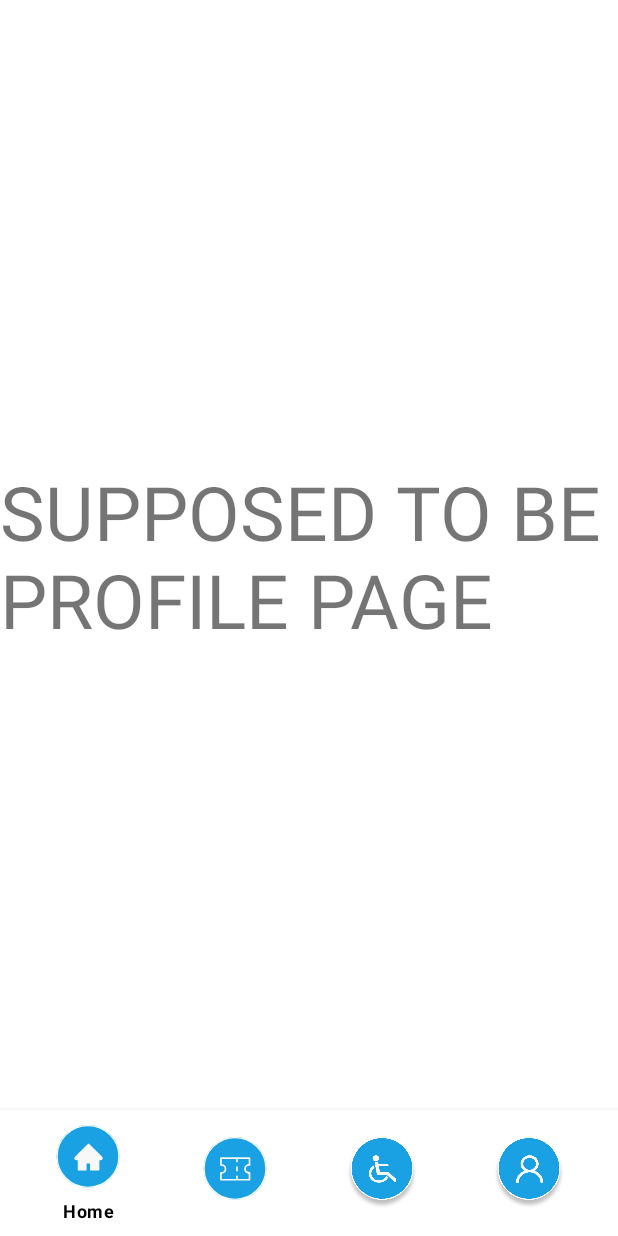
After one commit to Rezazu/stela_skripsi, an Android app: the fragment Profile placed in its activity, on a phone screen of 412 x 824 dp. The commit adds this screen. Run offline under Robolectric (Android 15) with nearby library versions, the phone set to English and light mode, and no system bars.

Commit message:
created menu for Bottom Navigation View

```diff
--- a/app/build.gradle
+++ b/app/build.gradle
@@ -44,5 +44,6 @@ dependencies {
     implementation 'com.squareup.retrofit2:converter-gson:2.6.2'
     implementation 'androidx.recyclerview:recyclerview:1.1.0'
     implementation 'androidx.cardview:cardview:1.0.0'
+    implementation 'com.google.android.material:material:1.2.0-alpha04'
     apply plugin: 'kotlin-android-extensions'
 }
--- a/app/src/main/AndroidManifest.xml
+++ b/app/src/main/AndroidManifest.xml
@@ -4,9 +4,9 @@
 
     <application
         android:allowBackup="true"
-        android:icon="@mipmap/ic_launcher"
+        android:icon="@drawable/logo"
         android:label="@string/app_name"
-        android:roundIcon="@mipmap/ic_launcher_round"
+        android:roundIcon="@drawable/logo"
         android:supportsRtl="true"
         android:theme="@style/Theme.Stelaandroid">
         <activity
--- a/app/src/main/java/com/example/stela_android/Homepage.kt
+++ b/app/src/main/java/com/example/stela_android/Homepage.kt
@@ -2,10 +2,34 @@ package com.example.stela_android
 
 import androidx.appcompat.app.AppCompatActivity
 import android.os.Bundle
+import androidx.fragment.app.Fragment
+import com.google.android.material.bottomnavigation.BottomNavigationView
+import kotlinx.android.synthetic.main.activity_homepage.*
 
 class Homepage : AppCompatActivity() {
     override fun onCreate(savedInstanceState: Bundle?) {
         super.onCreate(savedInstanceState)
         setContentView(R.layout.activity_homepage)
+
+        val bottomnav = findViewById<BottomNavigationView>(R.id.bottomNavigationView)
+        bottomnav.itemIconTintList = null
+
+        val profile = Profile()
+
+        bottomNavigationView.setOnItemReselectedListener {
+            when(it.itemId){
+                R.id.btn_profile -> setCurrentFragment(profile)
+            }
+            true
+        }
     }
+
+
+    fun setCurrentFragment(fragment: Fragment) {
+        supportFragmentManager.beginTransaction().apply {
+            replace(R.id.flFragment, fragment)
+            commit()
+        }
+    }
+
 }
--- /dev/null
+++ b/app/src/main/java/com/example/stela_android/Profile.kt
@@ -0,0 +1,6 @@
+package com.example.stela_android
+
+import androidx.fragment.app.Fragment
+
+class Profile : Fragment(R.layout.activity_profile){
+}
--- /dev/null
+++ b/app/src/main/res/drawable/ic_home_64.xml
@@ -0,0 +1,8 @@
+<vector android:height="64dp" android:viewportHeight="63"
+    android:viewportWidth="63" android:width="64dp" xmlns:android="http://schemas.android.com/apk/res/android">
+    <path android:fillColor="#1AA1E3" android:pathData="M31.5,0L31.5,0A27.5,27.5 0,0 1,59 27.5L59,27.5A27.5,27.5 0,0 1,31.5 55L31.5,55A27.5,27.5 0,0 1,4 27.5L4,27.5A27.5,27.5 0,0 1,31.5 0z"/>
+    <path android:fillColor="#00000000"
+        android:pathData="M31.5,0.5L31.5,0.5A27,27 0,0 1,58.5 27.5L58.5,27.5A27,27 0,0 1,31.5 54.5L31.5,54.5A27,27 0,0 1,4.5 27.5L4.5,27.5A27,27 0,0 1,31.5 0.5z"
+        android:strokeColor="#ffffff" android:strokeWidth="1"/>
+    <path android:fillColor="#F8F8F8" android:pathData="M43.8808,27.8086L32.6179,16.5539C32.5368,16.4727 32.4405,16.4082 32.3344,16.3642C32.2284,16.3202 32.1147,16.2976 31.9999,16.2976C31.8851,16.2976 31.7714,16.3202 31.6654,16.3642C31.5594,16.4082 31.463,16.4727 31.3819,16.5539L20.119,27.8086C19.7909,28.1367 19.605,28.5824 19.605,29.0473C19.605,30.0125 20.3897,30.7973 21.355,30.7973H22.5417V38.8282C22.5417,39.3121 22.9327,39.7032 23.4167,39.7032H30.2499V33.5782H33.3124V39.7032H40.5831C41.0671,39.7032 41.4581,39.3121 41.4581,38.8282V30.7973H42.6448C43.1097,30.7973 43.5554,30.6141 43.8835,30.2832C44.5644,29.5996 44.5644,28.4922 43.8808,27.8086Z"/>
+</vector>
--- /dev/null
+++ b/app/src/main/res/drawable/ic_ticket_64.xml
@@ -0,0 +1,11 @@
+<vector android:height="64dp" android:viewportHeight="63"
+    android:viewportWidth="63" android:width="64dp" xmlns:android="http://schemas.android.com/apk/res/android">
+    <path android:fillColor="#1AA1E3" android:pathData="M31.5,0L31.5,0A27.5,27.5 0,0 1,59 27.5L59,27.5A27.5,27.5 0,0 1,31.5 55L31.5,55A27.5,27.5 0,0 1,4 27.5L4,27.5A27.5,27.5 0,0 1,31.5 0z"/>
+    <path android:fillColor="#00000000"
+        android:pathData="M31.5,0.5L31.5,0.5A27,27 0,0 1,58.5 27.5L58.5,27.5A27,27 0,0 1,31.5 54.5L31.5,54.5A27,27 0,0 1,4.5 27.5L4.5,27.5A27,27 0,0 1,31.5 0.5z"
+        android:strokeColor="#ffffff" android:strokeWidth="1"/>
+    <path android:fillColor="#00000000"
+        android:pathData="M33.2002,34.4V37.4M33.2002,18.4V21.4M33.2002,26.4V29.4M19.2002,18.4H44.2002V24.4C44.2002,24.4 40.2002,24.4 40.2002,27.9C40.2002,31.4 44.2002,31.4 44.2002,31.4V37.4H19.2002V31.4C19.2002,31.4 23.2002,31.4 23.2002,27.9C23.2002,24.4 19.2002,24.4 19.2002,24.4V18.4Z"
+        android:strokeColor="#F8F8F8" android:strokeLineCap="round"
+        android:strokeLineJoin="round" android:strokeWidth="1.5"/>
+</vector>
--- /dev/null
+++ b/app/src/main/res/layout/activity_profile.xml
@@ -0,0 +1,19 @@
+<?xml version="1.0" encoding="utf-8"?>
+<androidx.constraintlayout.widget.ConstraintLayout xmlns:android="http://schemas.android.com/apk/res/android"
+    xmlns:app="http://schemas.android.com/apk/res-auto"
+    xmlns:tools="http://schemas.android.com/tools"
+    android:layout_width="match_parent"
+    android:layout_height="match_parent"
+    tools:context=".Homepage">
+
+    <TextView
+        android:id="@+id/textView"
+        android:layout_width="wrap_content"
+        android:layout_height="wrap_content"
+        android:text="SUPPOSED TO BE PROFILE PAGE"
+        app:layout_constraintBottom_toBottomOf="parent"
+        app:layout_constraintEnd_toEndOf="parent"
+        app:layout_constraintStart_toStartOf="parent"
+        app:layout_constraintTop_toTopOf="parent"
+        android:textSize="50sp"/>
+</androidx.constraintlayout.widget.ConstraintLayout>
--- /dev/null
+++ b/app/src/main/res/menu/bottom_nav_menu.xml
@@ -0,0 +1,29 @@
+<?xml version="1.0" encoding="utf-8"?>
+<menu xmlns:android="http://schemas.android.com/apk/res/android"
+    xmlns:bottommenu="http://schemas.android.com/apk/res-auto"
+    android:background="@color/white">
+    <item
+        android:id="@+id/btn_home"
+        android:title="Home"
+        android:icon="@drawable/ic_home_64"
+        android:width="50dp"
+        android:height="50dp"
+        />
+    <item
+        android:id="@+id/btn_ticket"
+        android:title="Tiket"
+        android:icon="@drawable/ic_ticket_64"
+        />
+    <item
+        android:id="@+id/btn_disable"
+        android:title="Disabilitas"
+        android:icon="@drawable/disable_btn"
+        />
+    <item
+        android:id="@+id/btn_profile"
+        android:title="Profil"
+        android:icon="@drawable/profile_btn"
+        />
+
+
+</menu>
--- a/app/src/main/res/values-night/themes.xml
+++ b/app/src/main/res/values-night/themes.xml
@@ -1,6 +1,6 @@
 <resources xmlns:tools="http://schemas.android.com/tools">
     <!-- Base application theme. -->
-    <style name="Theme.Stelaandroid" parent="Theme.MaterialComponents.DayNight.NoActionBar">
+    <style name="Theme.Stelaandroid" parent="Theme.MaterialComponents.Light.NoActionBar">
         <!-- Primary brand color. -->
         <item name="colorPrimary">@color/purple_200</item>
         <item name="colorPrimaryVariant">@color/purple_700</item>
--- a/app/src/main/res/values/themes.xml
+++ b/app/src/main/res/values/themes.xml
@@ -1,6 +1,6 @@
 <resources xmlns:tools="http://schemas.android.com/tools">
     <!-- Base application theme. -->
-    <style name="Theme.Stelaandroid" parent="Theme.MaterialComponents.DayNight.NoActionBar">
+    <style name="Theme.Stelaandroid" parent="Theme.MaterialComponents.Light.NoActionBar">
         <!-- Primary brand color. -->
         <item name="colorPrimary">@color/purple_500</item>
         <item name="colorPrimaryVariant">@color/purple_700</item>
```
Also changed, not shown: app/src/main/res/layout/activity_homepage.xml (+16 -80 lines), app/src/main/res/values/diemns.xml (added, +41 -0 lines), app/src/main/res/drawable/logo.png (added).
